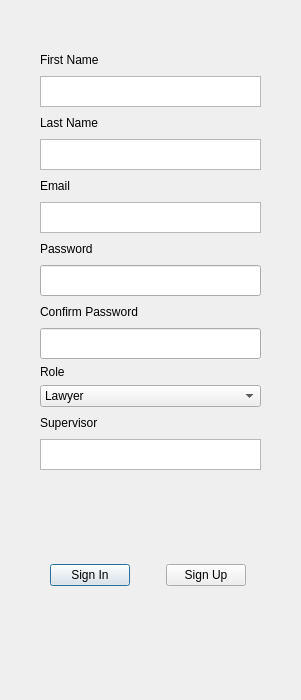
The window that loginandsignupdialog.ui (AbdelrahmanBadwy/Lawyer_Assistant_App) describes before a commit, drawn with Qt 5.
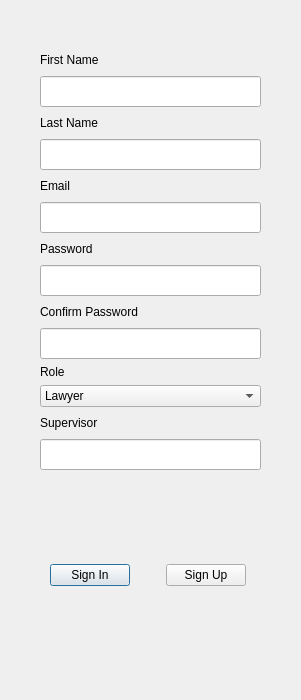
The same window after the commit.

Commit message:
Replaced textEdits with lineEdits
Replaced all textEdits widgets with lineEdit widgets

What changed in the file:
```diff
--- a/loginandsignupdialog.ui
+++ b/loginandsignupdialog.ui
@@ -183,13 +183,7 @@
          </widget>
         </item>
         <item>
-         <widget class="QTextEdit" name="firstNameEdit">
-          <property name="sizePolicy">
-           <sizepolicy hsizetype="Fixed" vsizetype="Fixed">
-            <horstretch>0</horstretch>
-            <verstretch>0</verstretch>
-           </sizepolicy>
-          </property>
+         <widget class="QLineEdit" name="firstNameLineEdit">
           <property name="minimumSize">
            <size>
             <width>221</width>
@@ -234,13 +228,7 @@
          </widget>
         </item>
         <item>
-         <widget class="QTextEdit" name="lastNameTextEdit">
-          <property name="sizePolicy">
-           <sizepolicy hsizetype="Fixed" vsizetype="Fixed">
-            <horstretch>0</horstretch>
-            <verstretch>0</verstretch>
-           </sizepolicy>
-          </property>
+         <widget class="QLineEdit" name="lastNameLineEdit">
           <property name="minimumSize">
            <size>
             <width>221</width>
@@ -285,13 +273,7 @@
          </widget>
         </item>
         <item>
-         <widget class="QTextEdit" name="emailTextEditSignUp">
-          <property name="sizePolicy">
-           <sizepolicy hsizetype="Fixed" vsizetype="Fixed">
-            <horstretch>0</horstretch>
-            <verstretch>0</verstretch>
-           </sizepolicy>
-          </property>
+         <widget class="QLineEdit" name="emailTextEditSignUp">
           <property name="minimumSize">
            <size>
             <width>221</width>
@@ -463,13 +445,7 @@
          </widget>
         </item>
         <item>
-         <widget class="QTextEdit" name="supervisorTextEdit">
-          <property name="sizePolicy">
-           <sizepolicy hsizetype="Fixed" vsizetype="Fixed">
-            <horstretch>0</horstretch>
-            <verstretch>0</verstretch>
-           </sizepolicy>
-          </property>
+         <widget class="QLineEdit" name="supervisorLineEdit">
           <property name="minimumSize">
            <size>
             <width>221</width>
```
Left out of the diff: 14 changed lines with no effect on the pictures. The commit also changes 1 other file.
